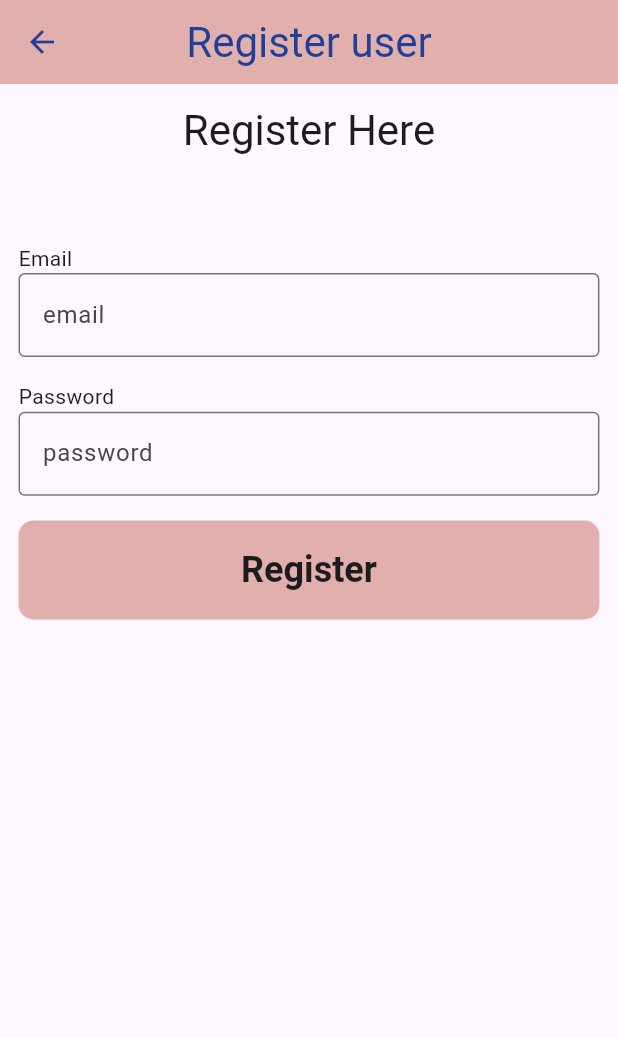
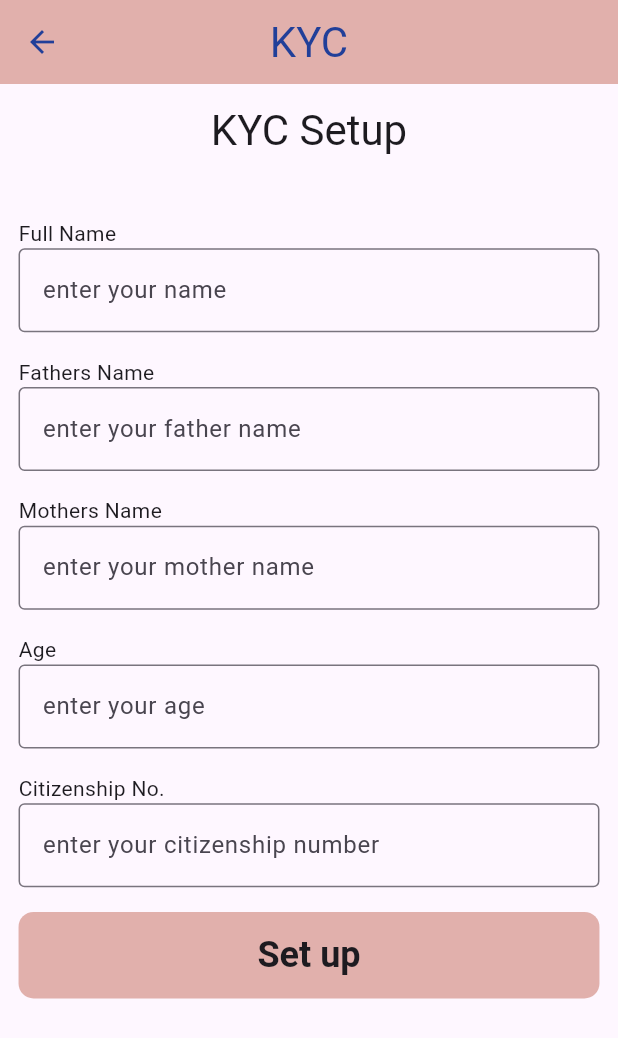
Before and after one commit to sznpok/newapp, a Flutter app: the screen it shows after launch, after a tap on "Sign up", on a phone screen of 412 x 824 dp. Shown: the top 1038 px of the screen. Run offline on Flutter 3.47's test engine with Material 3 defaults, Android fonts, the phone set to English and light mode, and no system bars; our stand-ins replace bloc, cached_network_image, equatable, firebase_auth, firebase_core, firebase_database and 3 more; accounts and stored records are empty; network calls fail.

Commit message:
kyc updated with real time firebase database

```diff
--- a/lib/main.dart
+++ b/lib/main.dart
@@ -10,6 +10,7 @@ import 'package:newsapp/pages/auth_page/bloc/register_bloc/user_register_bloc.da
 import 'package:newsapp/pages/splash_screen.dart';
 
 import 'pages/auth_page/bloc/login_bloc/user_login_bloc.dart';
+import 'pages/auth_page/bloc/user_kyc_bloc/user_kyc_bloc.dart';
 import 'pages/home_pages/bloc/news_bloc/news_bloc.dart';
 import 'pages/home_pages/model/new_model.dart';
 import 'utils/size.dart';
@@ -43,6 +44,7 @@ class MyApp extends StatelessWidget {
           create: (context) => UserLoginBloc(),
         ),
         BlocProvider(create: (context) => UserRegisterBloc()),
+        BlocProvider(create: (context) => UserKycBloc()),
       ],
       child: MaterialApp(
         title: 'Flutter Demo',
--- a/lib/pages/auth_page/auth_repo/auth_repo.dart
+++ b/lib/pages/auth_page/auth_repo/auth_repo.dart
@@ -1,9 +1,11 @@
 import 'dart:developer';
 
 import 'package:firebase_auth/firebase_auth.dart';
+import 'package:firebase_database/firebase_database.dart';
 
 class AuthRepo {
   FirebaseAuth auth = FirebaseAuth.instance;
+  DatabaseReference? dbRef;
 
   Future<User?> registerUser(String email, String password) async {
     try {
@@ -28,4 +30,17 @@ class AuthRepo {
     }
     return null;
   }
+
+  kycSetup(String name, String fatherName, String motherName, int age,
+      int citizenNumber) async {
+    dbRef = FirebaseDatabase.instance.ref().child("Person");
+    Map<String, dynamic> people = {
+      "name": name,
+      "fatherName": fatherName,
+      "motherName": motherName,
+      "age": age,
+      "citizenshipNo": citizenNumber
+    };
+    await dbRef!.push().set(people);
+  }
 }
--- /dev/null
+++ b/lib/pages/auth_page/bloc/user_kyc_bloc/user_kyc_bloc.dart
@@ -0,0 +1,32 @@
+import 'dart:async';
+import 'dart:developer';
+
+import 'package:bloc/bloc.dart';
+import 'package:equatable/equatable.dart';
+import 'package:meta/meta.dart';
+import 'package:newsapp/pages/auth_page/auth_repo/auth_repo.dart';
+
+part 'user_kyc_event.dart';
+
+part 'user_kyc_state.dart';
+
+class UserKycBloc extends Bloc<UserKycEvent, UserKycState> {
+  UserKycBloc() : super(UserKycInitial()) {
+    on<RegisterKycEvent>(registerKycEvent);
+  }
+
+  AuthRepo authRepo = AuthRepo();
+
+  FutureOr<void> registerKycEvent(
+      RegisterKycEvent event, Emitter<UserKycState> emit) async {
+    final response = await authRepo.kycSetup(event.name, event.fatherName,
+        event.motherName, event.age, event.citizenNumber);
+    if (response == null) {
+      log("Success Bloc");
+      emit(SuccessUserKycState());
+    } else {
+      log("Error Bloc");
+      emit(ErrorUserKycState());
+    }
+  }
+}
--- /dev/null
+++ b/lib/pages/auth_page/bloc/user_kyc_bloc/user_kyc_event.dart
@@ -0,0 +1,24 @@
+part of 'user_kyc_bloc.dart';
+
+@immutable
+abstract class UserKycEvent extends Equatable {
+
+  @override
+  // TODO: implement props
+  List<Object?> get props => [];
+}
+
+class RegisterKycEvent extends UserKycEvent {
+  final String name;
+  final String fatherName;
+  final String motherName;
+  final int age;
+  final int citizenNumber;
+
+  RegisterKycEvent(this.citizenNumber, this.age, this.motherName,
+      this.fatherName, this.name);
+
+  @override
+  // TODO: implement props
+  List<Object?> get props => [name, fatherName, motherName, age, citizenNumber];
+}
--- /dev/null
+++ b/lib/pages/auth_page/bloc/user_kyc_bloc/user_kyc_state.dart
@@ -0,0 +1,12 @@
+part of 'user_kyc_bloc.dart';
+
+@immutable
+abstract class UserKycState {}
+
+class UserKycInitial extends UserKycState {}
+
+class LoadingUserKycState extends UserKycState {}
+
+class ErrorUserKycState extends UserKycState {}
+
+class SuccessUserKycState extends UserKycState {}
--- a/lib/pages/auth_page/screen/login_screen.dart
+++ b/lib/pages/auth_page/screen/login_screen.dart
@@ -3,6 +3,8 @@ import 'dart:developer';
 import 'package:flutter/material.dart';
 
 import 'package:flutter_bloc/flutter_bloc.dart';
+import 'package:newsapp/pages/auth_page/bloc/user_kyc_bloc/user_kyc_bloc.dart';
+import 'package:newsapp/pages/auth_page/screen/user_kyc_screen.dart';
 import '/pages/auth_page/bloc/login_bloc/user_login_bloc.dart';
 import '/pages/auth_page/screen/register_screen.dart';
 import '../../../constant/constant.dart';
@@ -151,7 +153,7 @@ class _LoginScreenState extends State<LoginScreen> {
                     Navigator.push(
                         context,
                         MaterialPageRoute(
-                            builder: (context) => const RegisterScreen()));
+                            builder: (context) => const UserKycScreen()));
                   },
                   child: Text(
                     'Sign up',
--- a/lib/pages/auth_page/screen/register_screen.dart
+++ b/lib/pages/auth_page/screen/register_screen.dart
@@ -1,18 +1,11 @@
-import 'dart:developer';
-
-import 'package:firebase_auth/firebase_auth.dart';
-import 'package:flutter/cupertino.dart';
 import 'package:flutter/material.dart';
-import 'package:flutter/widgets.dart';
 import 'package:flutter_bloc/flutter_bloc.dart';
 import 'package:newsapp/pages/auth_page/bloc/register_bloc/user_register_bloc.dart';
 import 'package:newsapp/pages/auth_page/screen/login_screen.dart';
 
 import '../../../constant/constant.dart';
-import '../../../constant/images.dart';
+
 import '../../../utils/size.dart';
-import '../../home_pages/screen/home_screen.dart';
-import '../services/firebase_auth_services.dart';
 
 class RegisterScreen extends StatefulWidget {
   const RegisterScreen({super.key});
@@ -22,7 +15,6 @@ class RegisterScreen extends StatefulWidget {
 }
 
 class _RegisterScreenState extends State<RegisterScreen> {
-  final FirebaseAuthService _authService = FirebaseAuthService();
   final TextEditingController _emailController = TextEditingController();
   final TextEditingController _passwordController = TextEditingController();
 
@@ -36,7 +28,9 @@ class _RegisterScreenState extends State<RegisterScreen> {
   @override
   Widget build(BuildContext context) {
     // TODO: implement build
-    return Scaffold(
+    return PopScope(
+      canPop: false,
+      child: Scaffold(
         appBar: AppBar(
           title: const Text('Register user'),
         ),
@@ -51,7 +45,7 @@ class _RegisterScreenState extends State<RegisterScreen> {
                 Align(
                   alignment: Alignment.center,
                   child: Text(
-                  "Register Here",
+                    "Please enter your email and password to setup",
                     style: Theme.of(context).textTheme.headlineMedium,
                   ),
                 ),
@@ -86,7 +80,7 @@ class _RegisterScreenState extends State<RegisterScreen> {
                 BlocListener<UserRegisterBloc, UserRegisterState>(
                   listener: (context, state) {
                     if (state is LoadingUserRegisterState) {
-                    Center(
+                      const Center(
                         child: CircularProgressIndicator(),
                       );
                     } else if (state is ErrorUserRegisterState) {
@@ -139,7 +133,8 @@ class _RegisterScreenState extends State<RegisterScreen> {
                     ),
                     child: Text(
                       'Register',
-                    style: Theme.of(context).textTheme.headlineSmall!.copyWith(
+                      style:
+                          Theme.of(context).textTheme.headlineSmall!.copyWith(
                                 fontWeight: FontWeight.bold,
                               ),
                     ),
@@ -149,45 +144,7 @@ class _RegisterScreenState extends State<RegisterScreen> {
             ),
           ),
         ),
-    );
-  }
-
-  void _register() async {
-    String email = _emailController.text;
-    String password = _passwordController.text;
-    User? user = await _authService.registerUser(email, password);
-    if (user != null) {
-      log("user is successfullly created");
-      ScaffoldMessenger.of(context).showSnackBar(
-        SnackBar(
-          content: Text(
-            'User registered successfully',
-            style: Theme.of(context)
-                .textTheme
-                .bodyLarge!
-                .copyWith(color: Colors.white),
-          ),
-          backgroundColor: Colors.green,
-        ),
-      );
-      Navigator.pushAndRemoveUntil(
-          context,
-          MaterialPageRoute(builder: (context) => LoginScreen()),
-          (route) => false);
-    } else {
-      log("not registered");
-      ScaffoldMessenger.of(context).showSnackBar(
-        SnackBar(
-          content: Text(
-            'User already registered',
-            style: Theme.of(context)
-                .textTheme
-                .bodyLarge!
-                .copyWith(color: Colors.white),
-          ),
-          backgroundColor: Colors.red,
       ),
     );
   }
 }
-}
--- /dev/null
+++ b/lib/pages/auth_page/screen/user_kyc_screen.dart
@@ -0,0 +1,241 @@
+import 'dart:developer';
+
+import 'package:firebase_database/firebase_database.dart';
+import 'package:flutter/material.dart';
+import 'package:flutter_bloc/flutter_bloc.dart';
+import 'package:newsapp/pages/auth_page/bloc/user_kyc_bloc/user_kyc_bloc.dart';
+import 'package:newsapp/pages/auth_page/screen/login_screen.dart';
+import 'package:newsapp/pages/auth_page/screen/register_screen.dart';
+
+import '../../../constant/constant.dart';
+import '../../../utils/size.dart';
+
+class UserKycScreen extends StatefulWidget {
+  const UserKycScreen({super.key});
+
+  @override
+  State<UserKycScreen> createState() => _UserKycScreen();
+}
+
+class _UserKycScreen extends State<UserKycScreen> {
+  final TextEditingController _nameController = TextEditingController();
+  final TextEditingController _ageController = TextEditingController();
+  final TextEditingController _fatherNameController = TextEditingController();
+  final TextEditingController _motherNameController = TextEditingController();
+  final TextEditingController _citizenNumberController =
+      TextEditingController();
+
+  DatabaseReference? dbRef;
+
+  @override
+  void dispose() {
+    _nameController.dispose();
+    _ageController.dispose();
+    _fatherNameController.dispose();
+    _motherNameController.dispose();
+    _citizenNumberController.dispose();
+    super.dispose();
+  }
+
+  @override
+  void initState() {
+    super.initState();
+  }
+
+  final _formKey = GlobalKey<FormState>();
+
+  @override
+  Widget build(BuildContext context) {
+    // TODO: implement build
+    return Scaffold(
+      appBar: AppBar(
+        title: const Text('KYC'),
+      ),
+      body: Padding(
+        padding: EdgeInsets.all(
+          SizeConfig.padding! * 0.03,
+        ),
+        child: SingleChildScrollView(
+          child: Form(
+            key: _formKey,
+            child: Column(
+              crossAxisAlignment: CrossAxisAlignment.start,
+              children: [
+                Align(
+                  alignment: Alignment.center,
+                  child: Text(
+                    "KYC Setup",
+                    style: Theme.of(context).textTheme.headlineMedium,
+                  ),
+                ),
+                SizedBox(
+                  height: SizeConfig.screenHeight! * 0.05,
+                ),
+                const Text('Full Name'),
+                TextFormField(
+                  controller: _nameController,
+                  keyboardType: TextInputType.name,
+                  decoration: const InputDecoration(
+                    hintText: "enter your name",
+                    border: OutlineInputBorder(),
+                  ),
+                  validator: (value) {
+                    if (value == null || value.isEmpty) {
+                      return 'please enter your name';
+                    }
+                    return null;
+                  },
+                ),
+                SizedBox(
+                  height: SizeConfig.screenHeight! * 0.02,
+                ),
+                const Text('Fathers Name'),
+                TextFormField(
+                  controller: _fatherNameController,
+                  keyboardType: TextInputType.name,
+                  decoration: const InputDecoration(
+                    hintText: "enter your father name",
+                    border: OutlineInputBorder(),
+                  ),
+                  validator: (value) {
+                    if (value == null || value.isEmpty) {
+                      return 'please enter your father name';
+                    }
+                    return null;
+                  },
+                ),
+                SizedBox(
+                  height: SizeConfig.screenHeight! * 0.02,
+                ),
+                const Text('Mothers Name'),
+                TextFormField(
+                  controller: _motherNameController,
+                  keyboardType: TextInputType.name,
+                  decoration: const InputDecoration(
+                    hintText: "enter your mother name",
+                    border: OutlineInputBorder(),
+                  ),
+                  validator: (value) {
+                    if (value == null || value.isEmpty) {
+                      return 'please enter mother name';
+                    }
+                    return null;
+                  },
+                ),
+                SizedBox(
+                  height: SizeConfig.screenHeight! * 0.02,
+                ),
+                const Text('Age'),
+                TextFormField(
+                  controller: _ageController,
+                  keyboardType: TextInputType.number,
+                  decoration: const InputDecoration(
+                    hintText: "enter your age",
+                    border: OutlineInputBorder(),
+                  ),
+                  validator: (value) {
+                    if (value == null || value.isEmpty) {
+                      return 'please enter your age';
+                    }
+                    return null;
+                  },
+                ),
+                SizedBox(
+                  height: SizeConfig.screenHeight! * 0.02,
+                ),
+                const Text('Citizenship No.'),
+                TextFormField(
+                  controller: _citizenNumberController,
+                  keyboardType: TextInputType.number,
+                  decoration: const InputDecoration(
+                    hintText: "enter your citizenship number",
+                    border: OutlineInputBorder(),
+                  ),
+                  validator: (value) {
+                    if (value == null || value.isEmpty) {
+                      return 'please enter your citizenship Number';
+                    }
+                    return null;
+                  },
+                ),
+                SizedBox(
+                  height: SizeConfig.screenHeight! * 0.02,
+                ),
+                BlocListener<UserKycBloc, UserKycState>(
+                  listener: (context, state) {
+                    if (state is LoadingUserKycState) {
+                      const Center(
+                        child: CircularProgressIndicator(),
+                      );
+                    } else if (state is ErrorUserKycState) {
+                      log("error state");
+                      Text(state.runtimeType.toString());
+                    } else if (state is SuccessUserKycState) {
+                      log("success state");
+                      Navigator.push(
+                        context,
+                        MaterialPageRoute(
+                          builder: (context) => const RegisterScreen(),
+                        ),
+                      );
+                    }
+                  },
+                  child: TextButton(
+                    onPressed: () {
+                      if (!_formKey.currentState!.validate()) {
+                        ScaffoldMessenger.of(context).showSnackBar(
+                          SnackBar(
+                            content: Text(
+                              'Enter Your all details',
+                              style: Theme.of(context)
+                                  .textTheme
+                                  .bodyMedium!
+                                  .copyWith(
+                                    color: Colors.white,
+                                  ),
+                            ),
+                            backgroundColor: Colors.red,
+                          ),
+                        );
+                      }
+                      context.read<UserKycBloc>().add(
+                            RegisterKycEvent(
+                                int.parse(_citizenNumberController.text),
+                                int.parse(_ageController.text),
+                                _motherNameController.text,
+                                _fatherNameController.text,
+                                _nameController.text),
+                          );
+                      // _kycSetup();
+                    },
+                    style: TextButton.styleFrom(
+                      shape: RoundedRectangleBorder(
+                        borderRadius: BorderRadius.circular(10),
+                      ),
+                      foregroundColor: secondaryColor,
+                      backgroundColor: primaryColor,
+                      fixedSize: Size(
+                        SizeConfig.screenWidth!,
+                        SizeConfig.screenHeight! * 0.07,
+                      ),
+                    ),
+                    child: Text(
+                      'Set up',
+                      style:
+                          Theme.of(context).textTheme.headlineSmall!.copyWith(
+                                fontWeight: FontWeight.bold,
+                              ),
+                    ),
+                  ),
+                ),
+                SizedBox(
+                  height: SizeConfig.screenHeight! * 0.05,
+                ),
+              ],
+            ),
+          ),
+        ),
+      ),
+    );
+  }
+}
--- a/lib/pages/auth_page/services/firebase_auth_services.dart
+++ /dev/null
@@ -1,29 +0,0 @@
-import 'dart:developer';
-
-import 'package:firebase_auth/firebase_auth.dart';
-
-class FirebaseAuthService {
-  FirebaseAuth auth = FirebaseAuth.instance;
-
-  Future<User?> registerUser(String email, String password) async {
-    try {
-      UserCredential credential = await auth.createUserWithEmailAndPassword(
-          email: email, password: password);
-      return credential.user;
-    } catch (e) {
-      log("Error while register");
-    }
-    return null;
-  }
-
-  Future<User?> signUser(String email, String password) async {
-    try {
-      UserCredential credential = await auth.signInWithEmailAndPassword(
-          email: email, password: password);
-      return credential.user;
-    } catch (e) {
-      log("Error while login");
-    }
-    return null;
-  }
-}
--- a/lib/pages/splash_screen.dart
+++ b/lib/pages/splash_screen.dart
@@ -6,6 +6,7 @@ import 'package:newsapp/constant/images.dart';
 import 'package:newsapp/utils/size.dart';
 
 import 'auth_page/screen/login_screen.dart';
+import 'auth_page/screen/user_kyc_screen.dart';
 import 'home_pages/screen/home_screen.dart';
 
 class SplashScreen extends StatefulWidget {
@@ -20,8 +21,8 @@ class _SplashScreenState extends State<SplashScreen> {
   void initState() {
     super.initState();
     Timer(const Duration(seconds: 2), () {
-      Navigator.pushReplacement(
-          context, MaterialPageRoute(builder: (context) => LoginScreen()));
+      Navigator.pushReplacement(context,
+          MaterialPageRoute(builder: (context) => const LoginScreen()));
     });
   }
 
--- a/pubspec.yaml
+++ b/pubspec.yaml
@@ -47,6 +47,7 @@ dependencies:
   firebase_core: ^2.27.1
   firebase_auth: ^4.17.9
   cloud_firestore: ^4.15.9
+  firebase_database: ^10.4.10
 
 
 dev_dependencies:
```
Also changed, not shown: pubspec.lock, 1 other file. Lines whose indentation alone changed are shown as unchanged.
